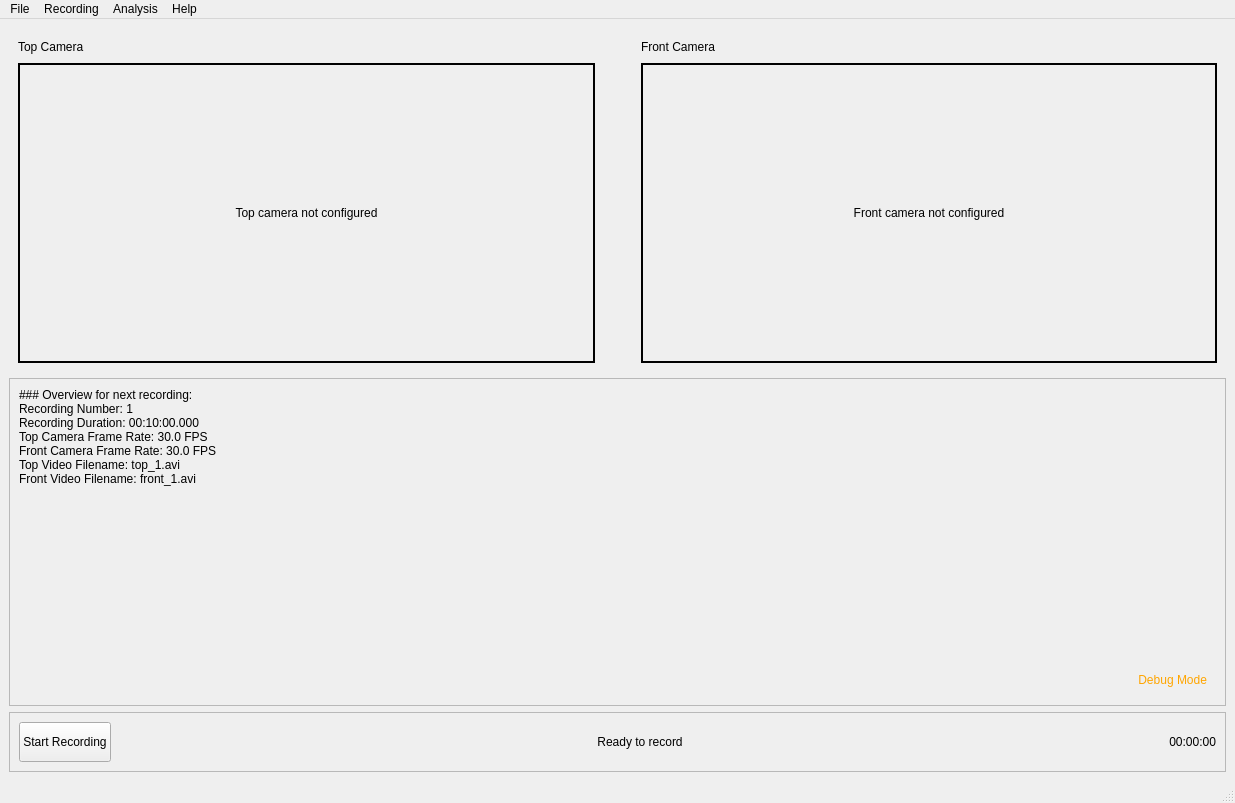
Before: the Qt Designer form ui/WGrimaceBox.ui in ETHZ-INS/Grimace-Box-Recorder, drawn with Qt 5.
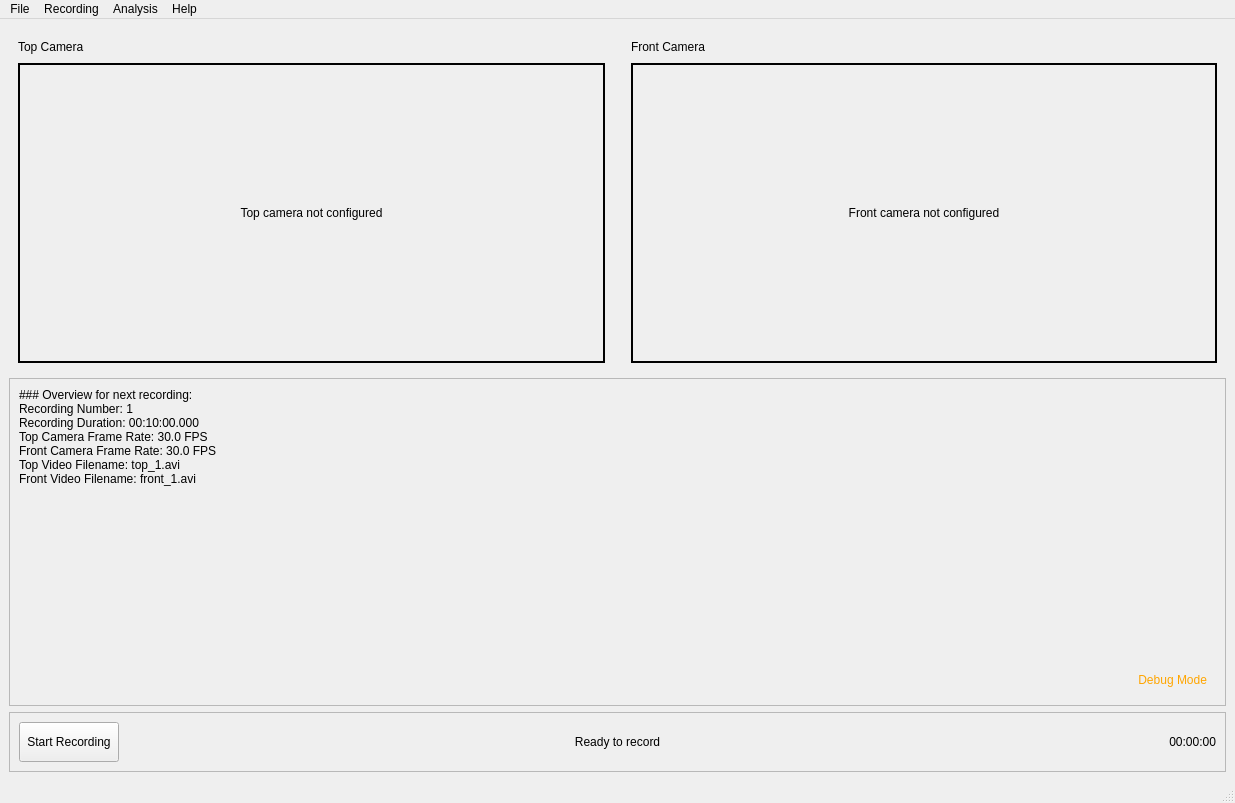
After: the same form once the commit is applied.

```diff
--- a/ui/WGrimaceBox.ui
+++ b/ui/WGrimaceBox.ui
@@ -157,7 +157,7 @@
          </property>
          <property name="sizeHint" stdset="0">
           <size>
-           <width>40</width>
+           <width>20</width>
            <height>20</height>
           </size>
          </property>
@@ -408,7 +408,7 @@
          </property>
          <property name="minimumSize">
           <size>
-           <width>0</width>
+           <width>100</width>
            <height>0</height>
           </size>
          </property>
@@ -444,6 +444,12 @@
            <verstretch>0</verstretch>
           </sizepolicy>
          </property>
+         <property name="minimumSize">
+          <size>
+           <width>100</width>
+           <height>0</height>
+          </size>
+         </property>
          <property name="text">
           <string>00:00:00</string>
          </property>
```
Left out of the diff: 6 changed lines with no effect on the pictures.
